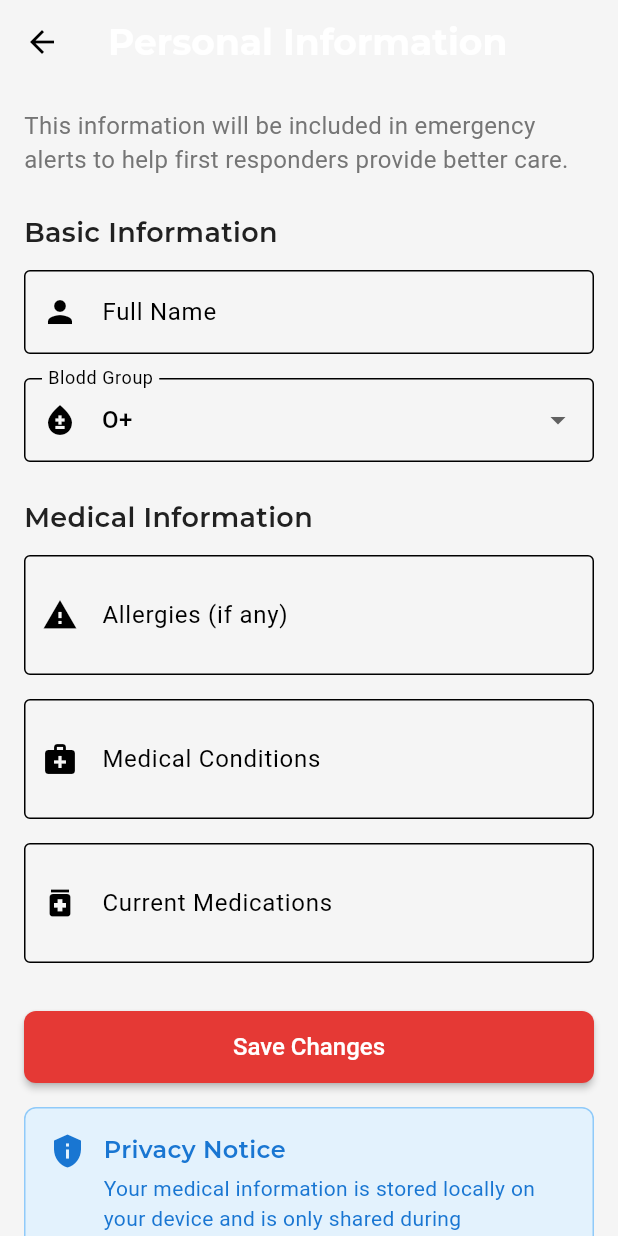
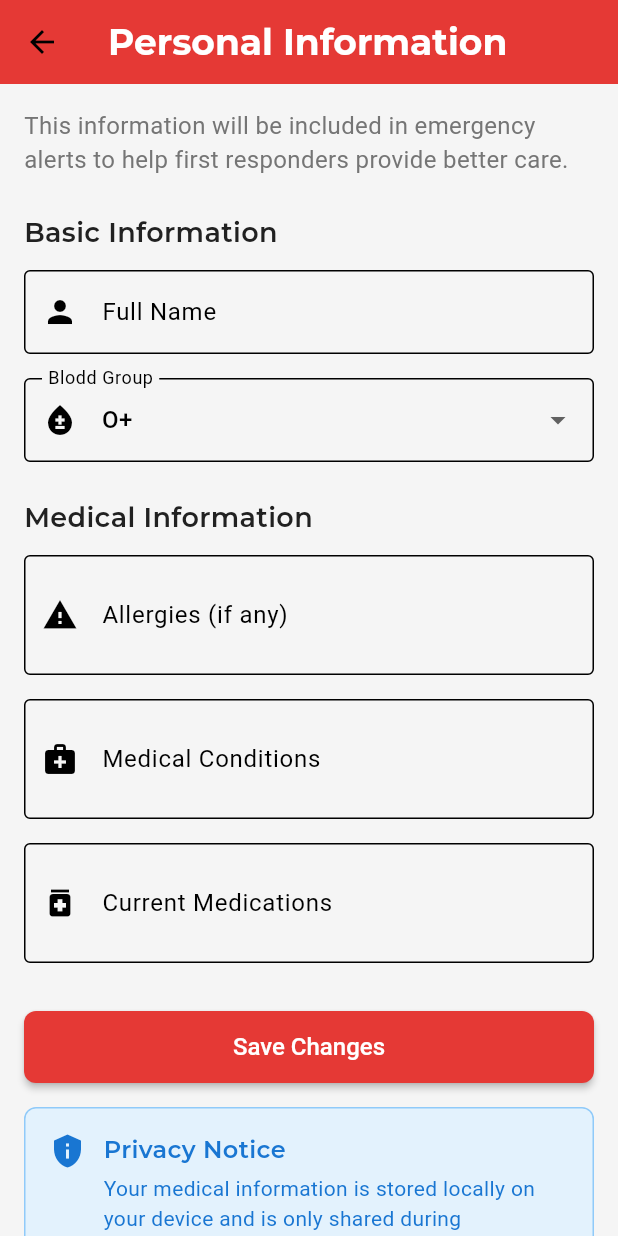
Before and after one commit to punkushal/Personal-Emergency-Assistant, a Flutter app: the ProfileManagement screen opened directly, on a phone screen of 412 x 824 dp. Run offline on Flutter 3.47's test engine with Material 3 defaults, Android fonts, the light colour scheme and no system bars; our stand-ins replace flutter_dotenv, flutter_riverpod, geocoding, geolocator, google_fonts, permission_handler and 1 more; missing offline and left inert: another_telephony; accounts and stored records are empty.

Commit message:
appbar's transparent bg color removed

```diff
--- a/lib/screens/settings/profile_management.dart
+++ b/lib/screens/settings/profile_management.dart
@@ -64,7 +64,6 @@ class _ProfileManagementState extends ConsumerState<ProfileManagement> {
     return Scaffold(
       appBar: AppBar(
         title: const Text('Personal Information'),
-        backgroundColor: Colors.transparent,
         elevation: 0,
         foregroundColor: Theme.of(context).colorScheme.onSurface,
       ),
```
